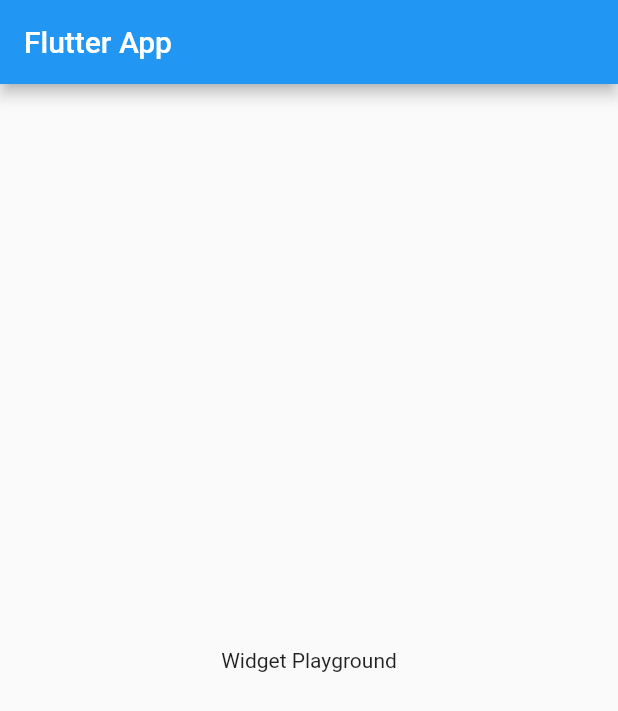
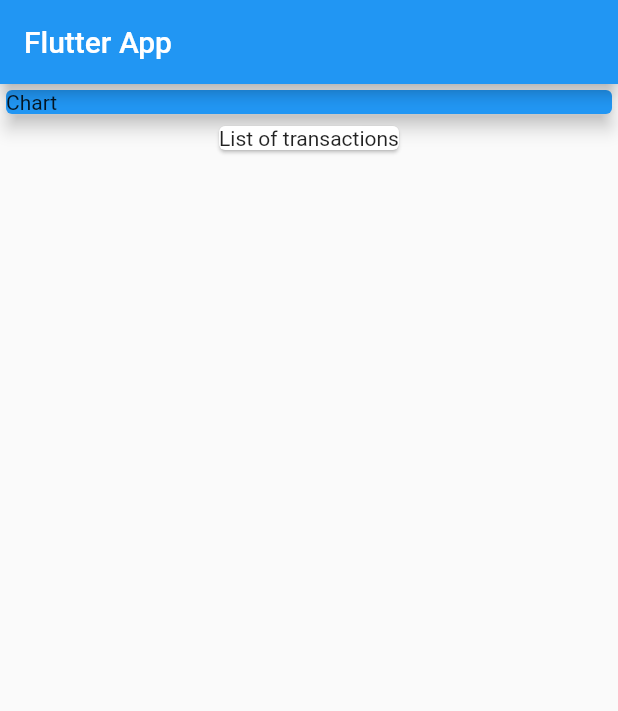
Before and after one commit to dubenyuk/flutter_person_expenses, a Flutter app: the screen it shows after launch, on a phone screen of 412 x 824 dp. Shown: the top 711 px of the screen. Run offline on Flutter 3.47's test engine with Material 2 defaults, Android fonts, the phone set to English and light mode, and no system bars.

Commit message:
combinig widgets; drafts

```diff
--- a/lib/main.dart
+++ b/lib/main.dart
@@ -21,8 +21,21 @@ class MyHomePage extends StatelessWidget {
       appBar: AppBar(
         title: Text('Flutter App'),
       ),
-      body: Center(
-        child: Text('Widget Playground')
+      body: Column(
+        children: <Widget>[
+          Container(
+            width: double.infinity,
+            child: Card(
+              color: Colors.blue,
+              child: Text('Chart'),
+              elevation: 5,
+            ),
+          ),
+
+          Card(
+            child: Text('List of transactions')
+          ),
+        ]
       ),
     );
   }
```
